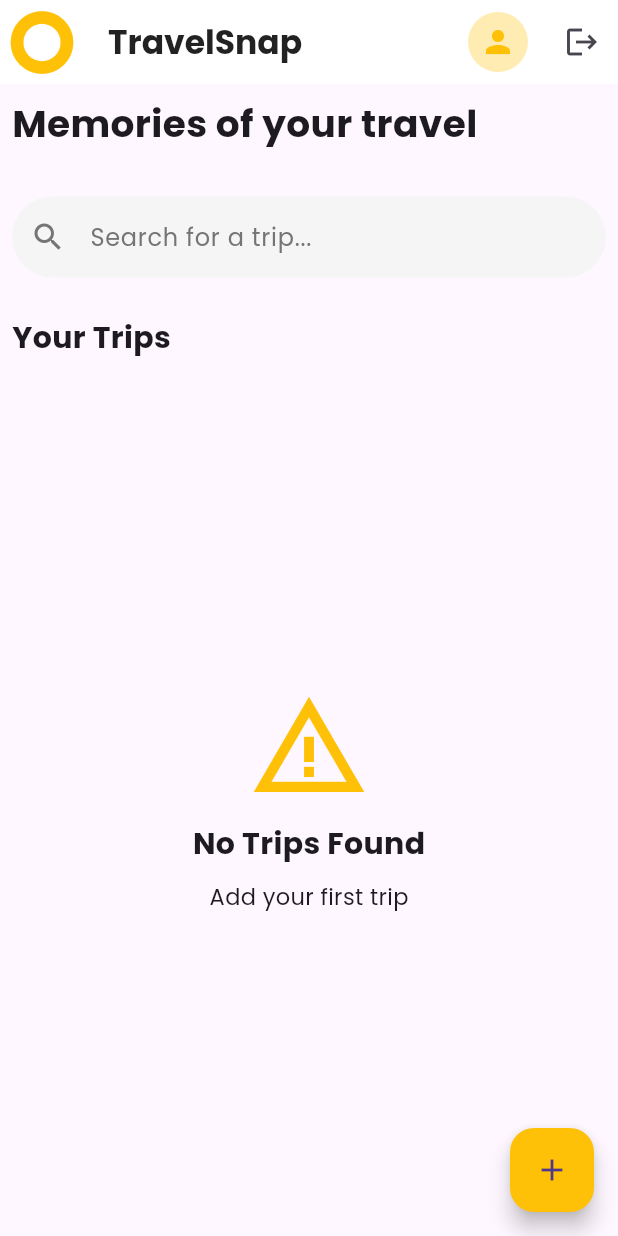
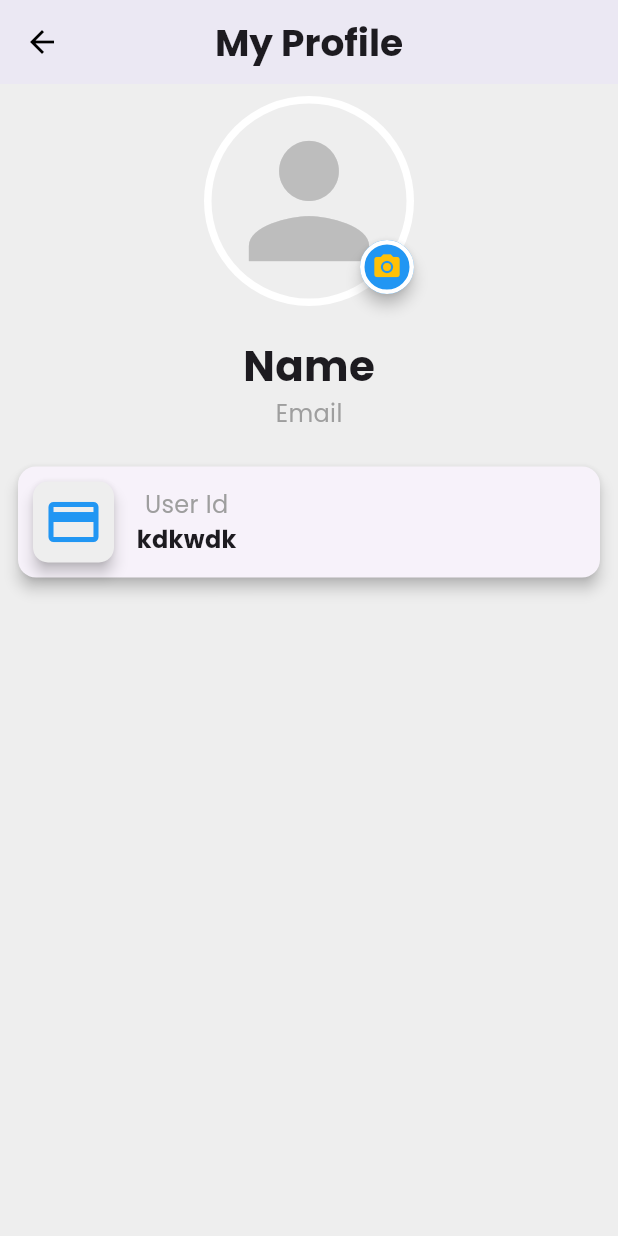
Before and after one commit to SaidurRahman1004/my_trips, a Flutter app: the screen it shows once a user with an empty profile is signed in, after a tap on the "person" icon, on a phone screen of 412 x 824 dp. Run offline on Flutter 3.47's test engine with Material 3 defaults, Android fonts, the phone set to English and light mode, and no system bars; our stand-ins replace cloud_firestore, email_validator, firebase_auth, firebase_core, geocoding, geolocator and 3 more; accounts and stored records are empty.

Commit message:
Profile CArd

```diff
--- a/lib/Core/routs.dart
+++ b/lib/Core/routs.dart
@@ -6,6 +6,7 @@ import '../screens/auth/sign_up_screen.dart';
 import '../screens/auth/signin_screen.dart';
 import '../screens/home/home_screen.dart';
 import '../screens/home/trip_detail_screen.dart';
+import '../screens/profile/profile_screen.dart';
 
 final GoRouter router = GoRouter(
   initialLocation: '/',
@@ -20,5 +21,6 @@ final GoRouter router = GoRouter(
       final trip = state.extra as TripModel;
       return TripDetailScreen(trip: trip);
     }),
+    GoRoute(path: '/profile',builder: (_,index)=>ProfileScreen()),
   ],
 );
--- a/lib/screens/home/home_screen.dart
+++ b/lib/screens/home/home_screen.dart
@@ -46,7 +46,7 @@ class _HomeScreenState extends State<HomeScreen> {
                 if(snapshot.hasData && snapshot != null){
                   String formattedLastDate= DateFormat('dd/MM/yyyy').format(snapshot.data!);
                   return Text(
-                    "Last Uodated: ${formattedLastDate}",
+                    "Last Updated: ${formattedLastDate}",
                     style: GoogleFonts.poppins(fontSize: 15, color: Colors.grey),
                   );
 
--- /dev/null
+++ b/lib/screens/profile/profile_screen.dart
@@ -0,0 +1,99 @@
+import 'package:flutter/material.dart';
+import 'package:go_router/go_router.dart';
+import 'package:my_trips/widgets/CustomText.dart';
+
+import '../../widgets/profile_cards.dart';
+
+class ProfileScreen extends StatefulWidget {
+  const ProfileScreen({super.key});
+
+  @override
+  State<ProfileScreen> createState() => _ProfileScreenState();
+}
+
+class _ProfileScreenState extends State<ProfileScreen> {
+  @override
+  Widget build(BuildContext context) {
+    const double outerRadius = 70;
+    const double innerRadius = 65;
+    const double avatarDiameter = outerRadius * 2;
+    const double cameraRadius = 20;
+    return Scaffold(
+      backgroundColor: Colors.grey.shade200,
+      appBar: AppBar(
+        title: Txt(txt: 'My Profile', fontWeight: FontWeight.bold, fntSize: 25),
+        elevation: 10,
+        backgroundColor: Colors.white,
+        centerTitle: true,
+        leading: IconButton(
+          onPressed: () => context.pop,
+          icon: Icon(Icons.arrow_back, color: Colors.black),
+        ),
+      ),
+
+      body: Padding(
+        padding: const EdgeInsets.all(8.0),
+        child: Column(
+          children: [
+            Center(
+              child: Stack(
+                alignment: Alignment.center,
+                clipBehavior: Clip.none,
+                children: [
+                  CircleAvatar(radius: outerRadius, backgroundColor: Colors.white),
+                  CircleAvatar(
+                    radius: innerRadius,
+                    backgroundColor: Colors.grey.shade200,
+                    child: Icon(
+                      Icons.person,
+                      size: 120,
+                      color: Colors.grey.shade400,
+                    ),
+                  ),
+
+                  Positioned(
+                    bottom: 8,
+                    right: 0,
+                    child: Material(
+                      color: Colors.blue,
+                      shape: const CircleBorder(
+                        side: BorderSide(
+                          color: Colors.white,
+                          width: 3,
+                        )
+                      ),
+                      elevation: 4,
+                      child: InkWell(
+                        onTap: (){},
+                        customBorder: const CircleBorder(),
+                        child: Container(
+                          padding: const EdgeInsets.all(8),
+                          child: const Icon(
+                            Icons.camera_alt,
+                            color: Colors.amber,
+                            size: 20,
+                          ),
+                        ),
+                      ),
+                    ),
+                  ),
+                ],
+              ),
+
+            ),
+            const SizedBox(height: 20),
+            Txt(txt: 'Name',fntSize: 28,fontWeight: FontWeight.bold,),
+            Txt(txt: 'Email',fntSize: 16,color: Colors.grey,),
+
+            const SizedBox(height: 20),
+
+            ProfileCard(icon: Icons.credit_card, titlr: 'User Id', description: 'kdkwdk')
+
+
+
+          ],
+        ),
+      ),
+    );
+  }
+}
--- a/lib/widgets/custom_appbar.dart
+++ b/lib/widgets/custom_appbar.dart
@@ -1,5 +1,6 @@
 import 'package:firebase_auth/firebase_auth.dart';
 import 'package:flutter/material.dart';
+import 'package:go_router/go_router.dart';
 import 'package:my_trips/widgets/CustomText.dart';
 
 import '../Core/constant.dart';
@@ -26,7 +27,9 @@ class CustomAppBar extends StatelessWidget implements PreferredSizeWidget {
           Padding(
             padding: EdgeInsets.only(right: 12.0),
             child: InkWell(
-                onTap: onProfileRouter,
+                onTap: (){
+                  context.push('/profile');
+                },
                 child: CircleAvatar(
                   backgroundColor: Colors.amber.shade100,
                   radius: 20,
@@ -46,8 +49,7 @@ class CustomAppBar extends StatelessWidget implements PreferredSizeWidget {
     );
   }
 
-  void onProfileRouter() {
-  }
+
   @override
   Size get preferredSize => const Size.fromHeight(kToolbarHeight);
 }
--- /dev/null
+++ b/lib/widgets/profile_cards.dart
@@ -0,0 +1,53 @@
+import 'package:flutter/material.dart';
+import 'package:my_trips/widgets/CustomText.dart';
+
+class ProfileCard extends StatelessWidget {
+  final IconData icon;
+  final String titlr;
+  final String description;
+  const ProfileCard({super.key, required this.icon, required this.titlr, required this.description});
+
+  @override
+  Widget build(BuildContext context) {
+    return Card(
+      elevation: 4,
+      child: Padding(
+        padding: EdgeInsets.all(10),
+        child: Expanded(
+          child: Container(
+            width: double.infinity,
+            //color: Colors.white,
+            child: Row(
+              children: [
+                Material(
+                  elevation: 4,
+                  color: Colors.grey.shade200,
+                  borderRadius: BorderRadius.circular(10),
+                  child: Padding(
+                    padding: const EdgeInsets.all(7),
+                    child: Center(
+                      child: Icon(icon,size: 40,color: Colors.blue,),
+                    ),
+                  ),
+
+                ),
+                const SizedBox(width: 15),
+                Column(
+                  children: [
+                    Txt(txt: titlr,fntSize: 16,color: Colors.grey,),
+                    Txt(txt: description,fntSize: 16,fontWeight: FontWeight.bold,),
+
+                  ],
+                )
+
+
+              ],
+
+
+          ),
+        ),
+      ),
+
+    ));
+  }
+}
```
